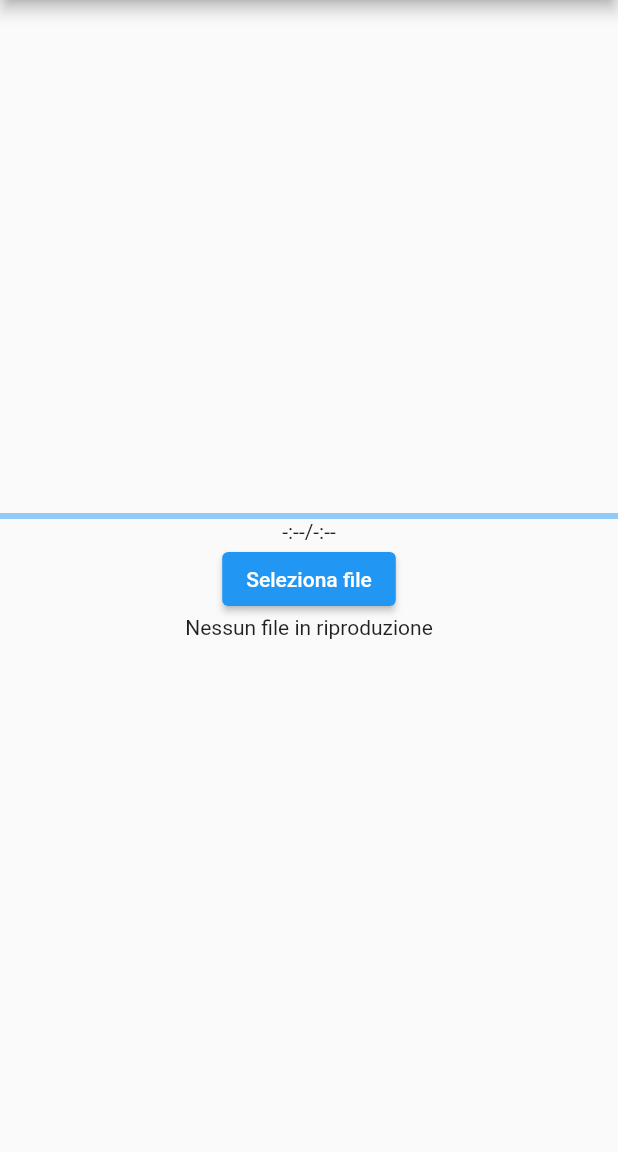
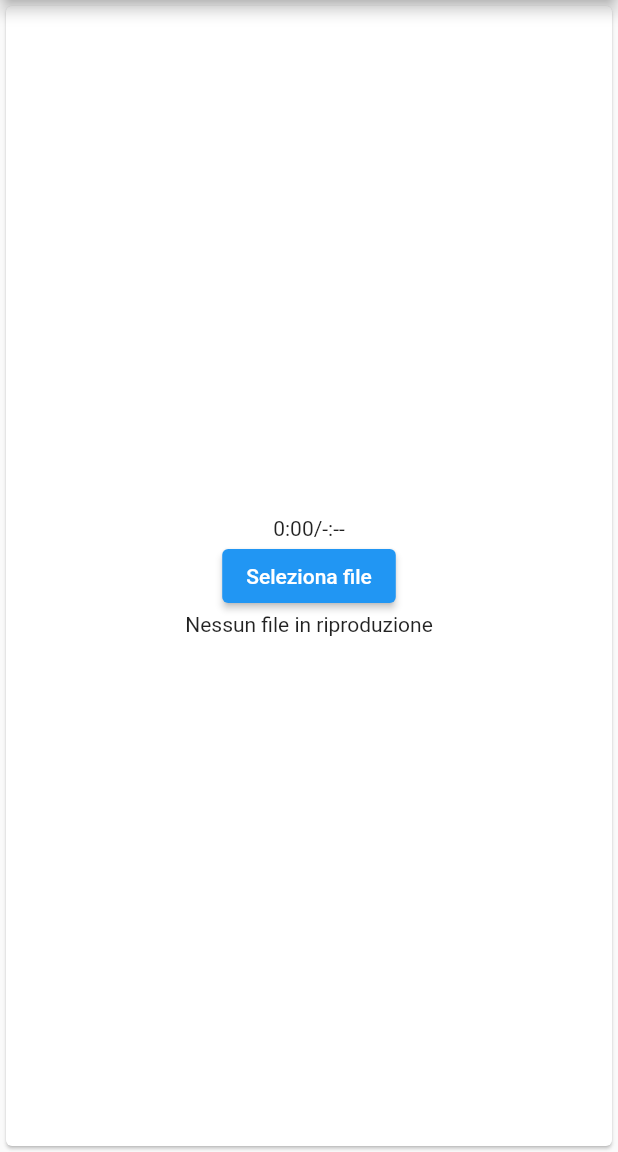
Before and after one commit to ProsD03/DynaSFX, a Flutter app: the screen it shows after launch, on a phone screen of 412 x 824 dp, the part 84-1236 px from its top. Run offline on Flutter 3.47's test engine with Material 2 defaults, Android fonts, the phone set to English and light mode, and no system bars; our stand-ins replace audioplayers, file_picker.

Commit message:
Fixed duration text generation

```diff
--- a/lib/main.dart
+++ b/lib/main.dart
@@ -1,5 +1,5 @@
 import 'package:flutter/material.dart';
-import "player.dart";
+import "package:dynasfx/player.dart";
 
 void main() {
   runApp(const MyApp());
--- a/lib/player.dart
+++ b/lib/player.dart
@@ -5,16 +5,16 @@ import 'package:file_picker/file_picker.dart';
 class Player extends StatefulWidget {
   const Player({Key? key}) : super(key: key);
   @override
-  State<Player> createState() => PlayerState();
+  State<Player> createState() => PlayState();
 }
 
-class PlayerState extends State<Player> {
+class PlayState extends State<Player> {
   double? screenWidth;
   double? screenHeight;
   final player = AudioPlayer();
   String status = "Nessun file in riproduzione";
   double time = 0;
-  String currentTime = "-:--";
+  String currentTime = "0:00";
   String maxTime = "-:--";
   int maxSecs = 0;
 
@@ -29,16 +29,24 @@ class PlayerState extends State<Player> {
       });
     });
 
+    player.onPlayerStateChanged.listen((state) {
+      if (state != PlayerState.playing) {
+        status = "Nessun file in riproduzione";
+        time = 0;
+        currentTime = "0:00";
+        maxTime = "-:--";
+      }
+    });
+
     player.onDurationChanged.listen((Duration d) {
-      int sec = d.inSeconds;
-      maxSecs = sec;
-      String mins = (sec / 60).floor().toString();
-      String secs = (sec % 60).toString();
+      maxSecs = d.inSeconds;
+      String mins = (maxSecs / 60).floor().toString();
+      String secs = (maxSecs % 60).toString();
       if (secs.length == 1) {
-        secs = "0" + secs;
+        secs = "0$secs";
       }
       setState(() {
-        maxTime = mins + ":" + secs;
+        maxTime = "$mins:$secs";
       });
     });
 
@@ -48,10 +56,10 @@ class PlayerState extends State<Player> {
       String mins = (sec / 60).floor().toString();
       String secs = (sec % 60).toString();
       if (secs.length == 1) {
-        secs = "0" + secs;
+        secs = "0$secs";
       }
       setState(() {
-        currentTime = mins + ":" + secs;
+        currentTime = "$mins:$secs";
         time = sec / maxSecs;
       });
     });
@@ -64,22 +72,20 @@ class PlayerState extends State<Player> {
     screenWidth = MediaQuery.of(context).size.width;
     screenHeight = MediaQuery.of(context).size.height;
     //Graficamente da rivedere
-    return Container(
-      width: screenWidth,
-      height: screenHeight,
+    return Card(
       child: Center(
           child: Column(
         children: [
-          Spacer(),
-          LinearProgressIndicator(
+          const Spacer(),
+          /*LinearProgressIndicator(
             value: time,
-          ),
-          Text(currentTime + "/" + maxTime),
+          ),*/
+          Text("$currentTime/$maxTime"),
           ElevatedButton(
               onPressed: () => loadFileAndStartPlayer(),
               child: const Text("Seleziona file")),
           Text(status),
-          Spacer()
+          const Spacer()
         ],
       )),
     );
@@ -91,7 +97,7 @@ class PlayerState extends State<Player> {
       String file = result.files.single.path.toString();
       player.play(UrlSource(file));
       setState(() {
-        status = "Riproduzione in corso di " + file;
+        status = "Riproduzione in corso di $file";
       });
     }
   }
```
